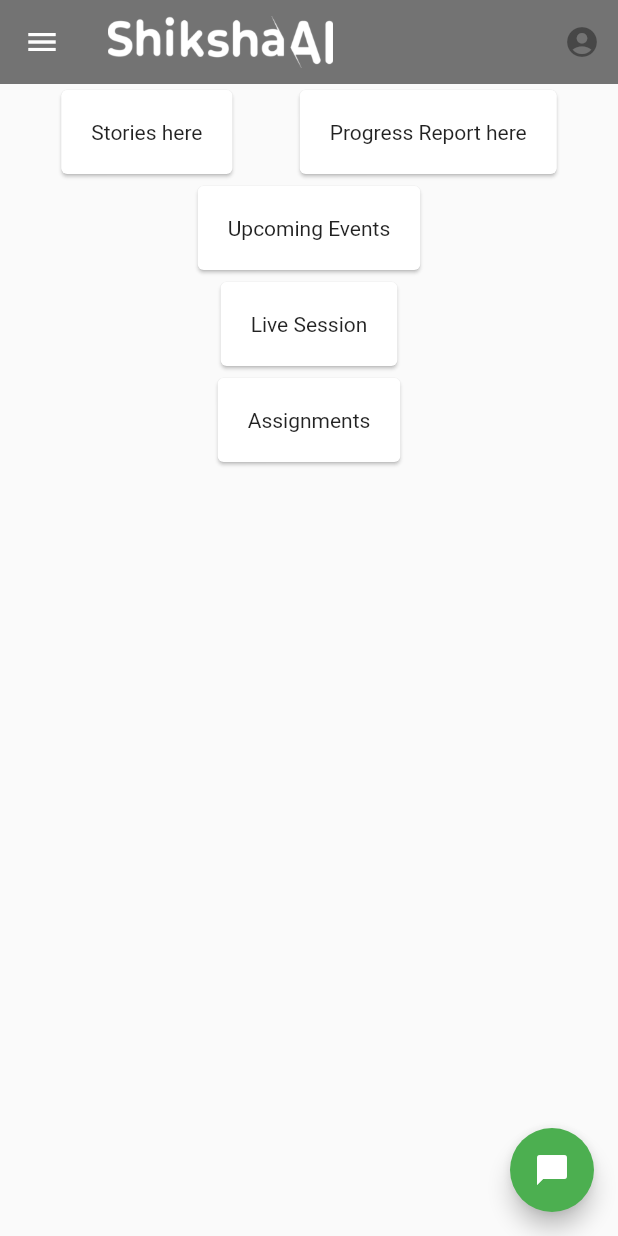
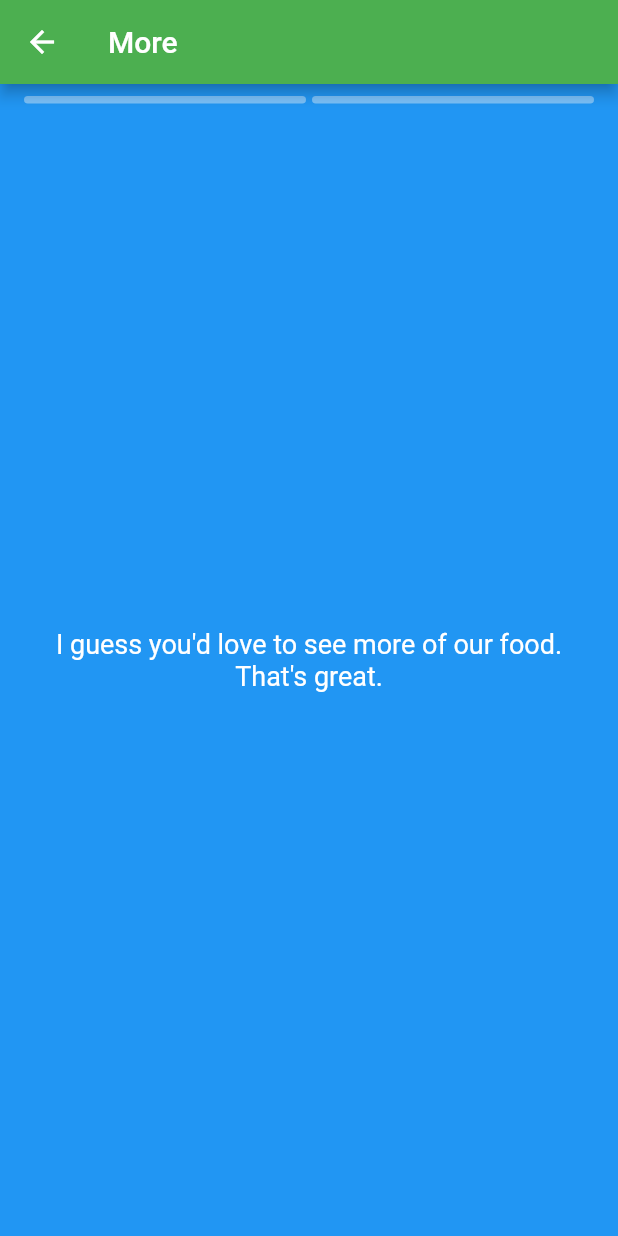
Before and after one commit to Harsh9524/mobile_app, a Flutter app: the screen it shows after launch, after a tap on "Stories here", on a phone screen of 412 x 824 dp. Run offline on Flutter 3.47's test engine with Material 2 defaults, Android fonts, the phone set to English and light mode, and no system bars; drawn by our look-alikes of story_view.

Commit message:
added stories

```diff
--- a/lib/main.dart
+++ b/lib/main.dart
@@ -1,4 +1,6 @@
 import 'package:flutter/material.dart';
+
+import './screens/story_view_screen.dart';
 
 void main() {
   runApp(MyApp());
@@ -9,6 +11,7 @@ class MyApp extends StatelessWidget {
   @override
   Widget build(BuildContext context) {
     return MaterialApp(
+      debugShowCheckedModeBanner: false,
       title: 'Flutter Demo',
       theme: ThemeData(
         //
@@ -82,7 +85,10 @@ class MyHomePage extends StatelessWidget {
                 child: InkWell(
                   splashColor: Colors.blue.withAlpha(30),
                   onTap: () {
-                    print('Card tapped.');
+                    Navigator.push(
+                      context,
+                      MaterialPageRoute(builder: (context) => MoreStories()),
+                    );
                   },
                   child: Container(
                     padding: EdgeInsets.all(20),
@@ -144,7 +150,6 @@ class MyHomePage extends StatelessWidget {
               ),
             ],
           ),
-
         ],
       ),
       floatingActionButton: FloatingActionButton(
--- /dev/null
+++ b/lib/screens/story_view_screen.dart
@@ -0,0 +1,68 @@
+import 'package:flutter/material.dart';
+import "package:story_view/story_view.dart";
+
+
+class MoreStories extends StatefulWidget {
+  @override
+  _MoreStoriesState createState() => _MoreStoriesState();
+}
+
+class _MoreStoriesState extends State<MoreStories> {
+  final storyController = StoryController();
+
+  @override
+  void dispose() {
+    storyController.dispose();
+    super.dispose();
+  }
+
+  @override
+  Widget build(BuildContext context) {
+    return Scaffold(
+      appBar: AppBar(
+        title: Text("More"),
+      ),
+      body: StoryView(
+        storyItems: [
+          StoryItem.text(
+            title: "I guess you'd love to see more of our food. That's great.",
+            backgroundColor: Colors.blue,
+          ),
+          StoryItem.text(
+            title: "Nice!\n\nTap to continue.",
+            backgroundColor: Colors.red,
+          ),
+          // StoryItem.pageImage(
+          //   url:
+          //       "https://image.ibb.co/cU4WGx/Omotuo-Groundnut-Soup-braperucci-com-1.jpg",
+          //   caption: "Still sampling",
+          //   controller: storyController,
+          // ),
+          // StoryItem.pageImage(
+          //     url: "https://media.giphy.com/media/5GoVLqeAOo6PK/giphy.gif",
+          //     caption: "Working with gifs",
+          //     controller: storyController),
+          // StoryItem.pageImage(
+          //   url: "https://media.giphy.com/media/XcA8krYsrEAYXKf4UQ/giphy.gif",
+          //   caption: "Hello, from the other side",
+          //   controller: storyController,
+          // ),
+          // StoryItem.pageImage(
+          //   url: "https://media.giphy.com/media/XcA8krYsrEAYXKf4UQ/giphy.gif",
+          //   caption: "Hello, from the other side2",
+          //   controller: storyController,
+          // ),
+        ],
+        onStoryShow: (s) {
+          print("Showing a story");
+        },
+        onComplete: () {
+          print("Completed a cycle");
+        },
+        progressPosition: ProgressPosition.top,
+        repeat: false,
+        controller: storyController,
+      ),
+    );
+  }
+}
--- a/pubspec.yaml
+++ b/pubspec.yaml
@@ -24,6 +24,7 @@ dependencies:
   flutter:
     sdk: flutter
   story_view: ^0.12.2
+  http: ^0.12.1
 
 
   # The following adds the Cupertino Icons font to your application.
```
Also changed, not shown: pubspec.lock, 3 other files.
